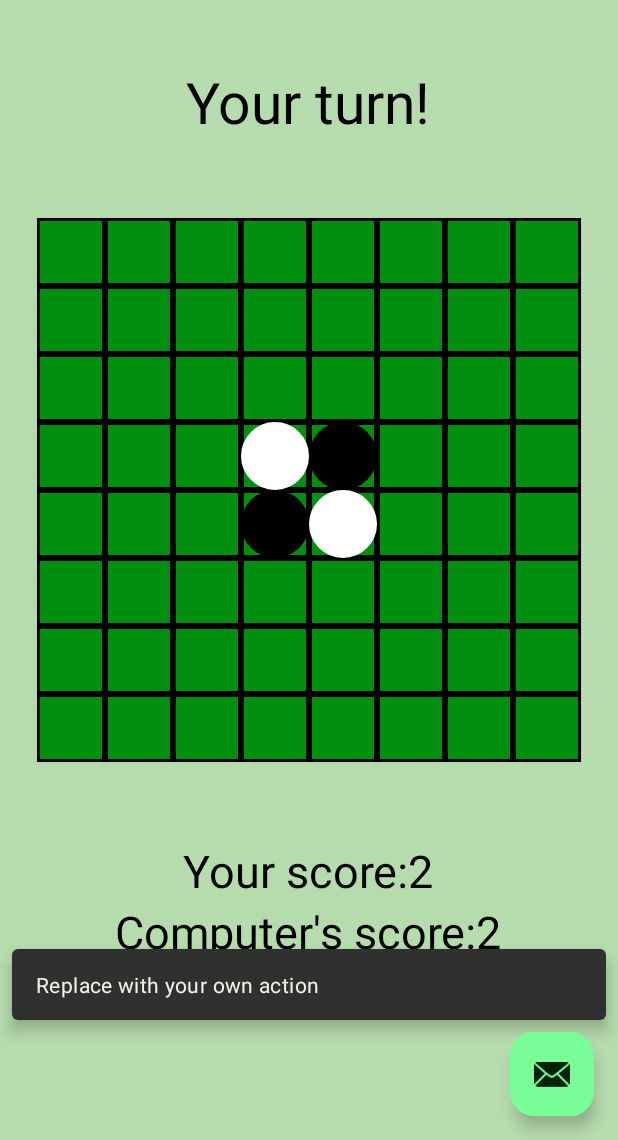
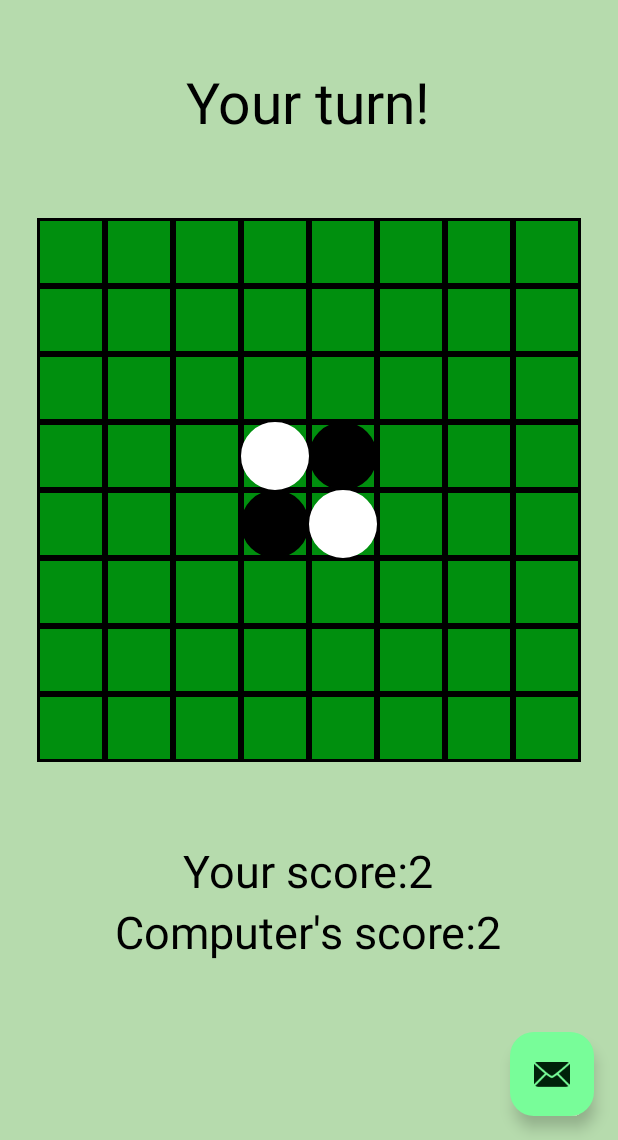
Before and after one commit to Aaron-Halpern/OthelloApp, an Android app: the screen it shows after launch (MainActivity), after a tap on an icon or button, on a phone screen of 412 x 824 dp, the part 96-1236 px from its top. Run offline under Robolectric (Android 15) with nearby library versions, the phone set to English and light mode, and no system bars; 2 other taps on this screen came first.

Commit message:
deleted fab

```diff
--- a/app/src/main/java/com/example/othello/activities/MainActivity.java
+++ b/app/src/main/java/com/example/othello/activities/MainActivity.java
@@ -123,7 +123,6 @@ public class MainActivity extends AppCompatActivity {
         setSupportActionBar(toolbar);
 
 //        setupButtonListeners();
-        setupFAB();
 
 
         setupDrawables();
@@ -197,16 +196,6 @@ public class MainActivity extends AppCompatActivity {
 //        }
 //    }
 
-    private void setupFAB() {
-        binding.fab.setOnClickListener(new View.OnClickListener() {
-            @Override
-            public void onClick(View view) {
-                Snackbar.make(view, "Replace with your own action", Snackbar.LENGTH_LONG)
-                        .setAnchorView(R.id.fab)
-                        .setAction("Action", null).show();
-            }
-        });
-    }
 
     private void chooseColor(Bundle savedInstanceState) {
         setupButtonListeners();
```
